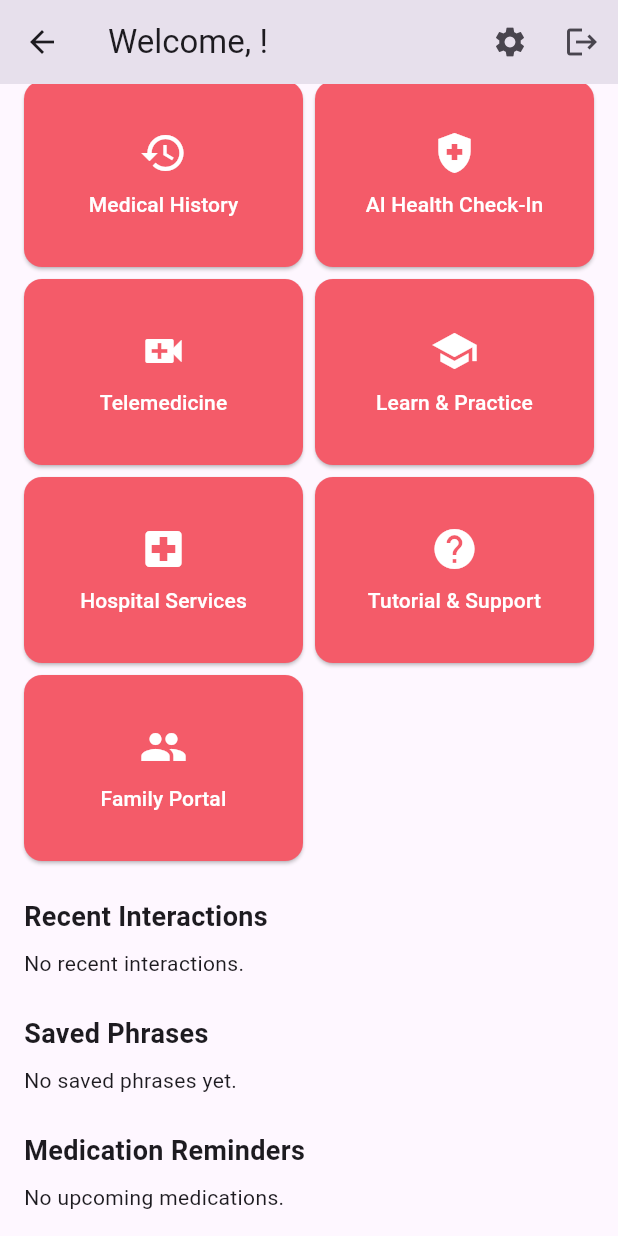
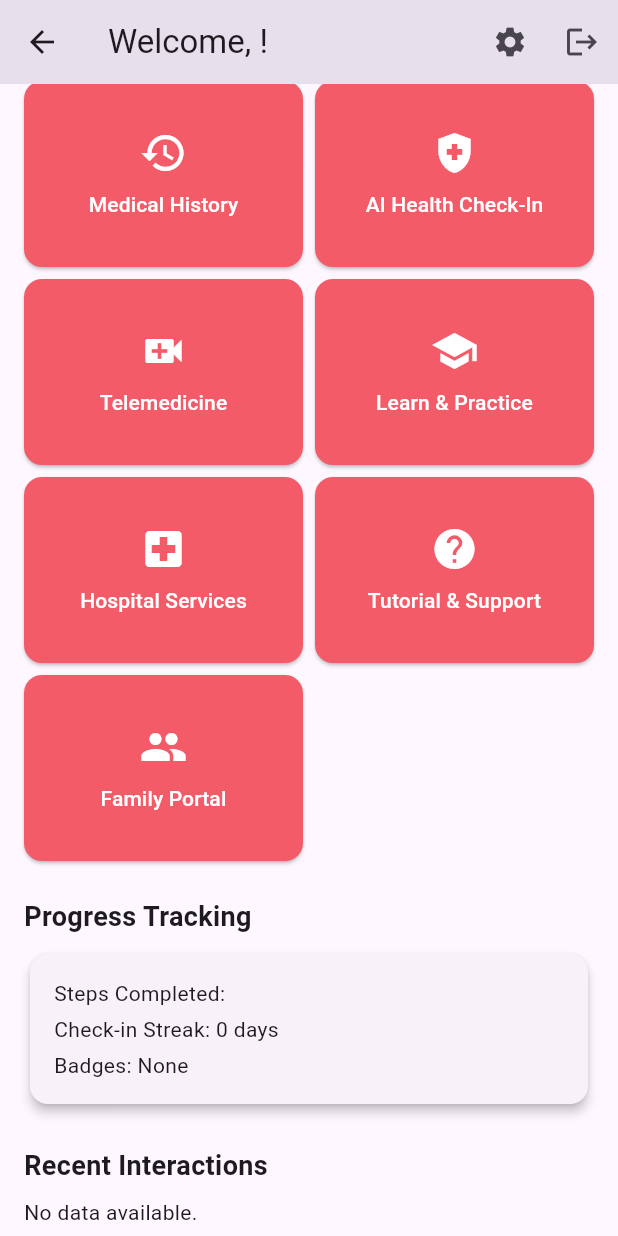
Before and after one commit to Arnobrizwan/MediSign-AI, a Flutter app: the PatientDashboardPage screen opened directly, scrolled down 272 dp, on a phone screen of 412 x 824 dp. Run offline on Flutter 3.47's test engine with Material 3 defaults, Android fonts, the phone set to English and light mode, and no system bars; our stand-ins replace cloud_firestore, cloud_functions, firebase_auth, firebase_core, firebase_storage, google_sign_in and 2 more; accounts and stored records are empty; network calls fail.

Commit message:
Dashboard updated

```diff
--- a/medisign_ai/lib/screens/dashboard/dashboard_page.dart
+++ b/medisign_ai/lib/screens/dashboard/dashboard_page.dart
@@ -13,7 +13,9 @@ class _PatientDashboardPageState extends State<PatientDashboardPage> {
   final FirebaseAuth _auth = FirebaseAuth.instance;
   User? user;
   Map<String, dynamic>? userData;
+  Map<String, dynamic>? progressData;
   List<dynamic> recentInteractions = [];
+  List<dynamic> importantTranscripts = [];
   List<dynamic> savedPhrases = [];
   List<dynamic> medicationReminders = [];
   bool isLoading = true;
@@ -24,38 +26,62 @@ class _PatientDashboardPageState extends State<PatientDashboardPage> {
     _loadUserData();
   }
 
+  Future<void> handleLogout() async {
+    await _auth.signOut();
+    if (!mounted) return;
+    Navigator.of(context).pushNamedAndRemoveUntil('/login', (route) => false);
+  }
+
   Future<void> _loadUserData() async {
     try {
       user = _auth.currentUser;
       if (user == null) return;
 
-      final doc = await FirebaseFirestore.instance.collection('users').doc(user!.uid).get();
-      final interactions = await FirebaseFirestore.instance
-          .collection('users')
+      final userDoc = await FirebaseFirestore.instance.collection('users').doc(user!.uid).get();
+
+      final interactionsSnap = await FirebaseFirestore.instance
+          .collection('interactions')
           .doc(user!.uid)
-          .collection('interactions')
+          .collection('logs')
           .orderBy('timestamp', descending: true)
           .limit(10)
           .get();
 
-      final phrases = await FirebaseFirestore.instance
+      final importantSnap = await FirebaseFirestore.instance
+          .collection('users')
+          .doc(user!.uid)
+          .collection('importantTranscripts')
+          .get();
+
+      final phrasesSnap = await FirebaseFirestore.instance
           .collection('users')
           .doc(user!.uid)
           .collection('savedPhrases')
           .get();
 
-      final reminders = await FirebaseFirestore.instance
-          .collection('users')
+      final medsSnap = await FirebaseFirestore.instance
+          .collection('medications')
           .doc(user!.uid)
-          .collection('medications')
-          .where('upcoming', isEqualTo: true)
+          .collection('reminders')
+          .where('status', isEqualTo: 'Scheduled')
+          .orderBy('scheduledTime')
+          .get();
+
+      final progressDoc = await FirebaseFirestore.instance
+          .collection('progress')
+          .doc(user!.uid)
           .get();
 
       setState(() {
-        userData = doc.data();
-        recentInteractions = interactions.docs.map((d) => d.data()).toList();
-        savedPhrases = phrases.docs.map((d) => d.data()).toList();
-        medicationReminders = reminders.docs.map((d) => d.data()).toList();
+        userData = userDoc.data();
+        progressData = progressDoc.data();
+        recentInteractions = interactionsSnap.docs.map((d) => d.data()).toList();
+        importantTranscripts = importantSnap.docs.map((d) => d.data()).toList();
+        savedPhrases = phrasesSnap.docs.map((d) => d.data()).toList();
+        medicationReminders = medsSnap.docs.map((d) => {
+          ...d.data(),
+          'reminderId': d.id,
+        }).toList();
         isLoading = false;
       });
     } catch (e) {
@@ -72,12 +98,10 @@ class _PatientDashboardPageState extends State<PatientDashboardPage> {
   @override
   Widget build(BuildContext context) {
     if (isLoading) {
-      return const Scaffold(
-        body: Center(child: CircularProgressIndicator()),
-      );
+      return const Scaffold(body: Center(child: CircularProgressIndicator()));
     }
 
-    final langs = userData?['preferredLanguages'] as List<dynamic>? ?? [];
+    final langs = (userData?['preferredLanguages'] as List<dynamic>?) ?? [];
     final langString = langs.isNotEmpty ? langs.join(', ') : 'N/A';
 
     return Scaffold(
@@ -86,17 +110,11 @@ class _PatientDashboardPageState extends State<PatientDashboardPage> {
         actions: [
           IconButton(
             icon: const Icon(Icons.settings),
-            onPressed: () {
-              Navigator.pushNamed(context, '/settings');
-            },
+            onPressed: () => Navigator.pushNamed(context, '/settings'),
           ),
           IconButton(
             icon: const Icon(Icons.logout),
-            onPressed: () async {
-              await _auth.signOut();
-              if (!mounted) return;
-              Navigator.of(context).pushNamedAndRemoveUntil('/login', (route) => false);
-            },
+            onPressed: handleLogout,
           ),
         ],
       ),
@@ -107,44 +125,20 @@ class _PatientDashboardPageState extends State<PatientDashboardPage> {
           const SizedBox(height: 16),
           _buildNavigationGrid(),
           const SizedBox(height: 16),
+          _buildSectionTitle('Progress Tracking'),
+          _buildProgressSection(),
+          const SizedBox(height: 16),
           _buildSectionTitle('Recent Interactions'),
-          if (recentInteractions.isEmpty)
-            const Text('No recent interactions.'),
-          ...recentInteractions.map((item) => ListTile(
-                title: Text(item['summary'] ?? 'Interaction'),
-                subtitle: Text(item['date'] ?? ''),
-                onTap: () {
-                  Navigator.pushNamed(context, '/transcript', arguments: item);
-                },
-              )),
+          _buildInteractionList(recentInteractions),
+          const SizedBox(height: 16),
+          _buildSectionTitle('Important Transcripts'),
+          _buildInteractionList(importantTranscripts),
           const SizedBox(height: 16),
           _buildSectionTitle('Saved Phrases'),
-          if (savedPhrases.isEmpty)
-            const Text('No saved phrases yet.'),
-          Wrap(
-            spacing: 8,
-            children: savedPhrases
-                .map((phrase) => ActionChip(
-                      label: Text(phrase['text'] ?? ''),
-                      onPressed: () {
-                        // TODO: Add copy-to-clipboard or use logic
-                      },
-                    ))
-                .toList(),
-          ),
+          _buildSavedPhrases(),
           const SizedBox(height: 16),
           _buildSectionTitle('Medication Reminders'),
-          if (medicationReminders.isEmpty)
-            const Text('No upcoming medications.'),
-          ...medicationReminders.map((med) => ListTile(
-                title: Text('${med['name']} at ${med['time']}'),
-                trailing: ElevatedButton(
-                  child: const Text('Confirm Taken'),
-                  onPressed: () {
-                    // TODO: Add confirm-taken logic
-                  },
-                ),
-              )),
+          _buildMedicationReminders(),
         ],
       ),
     );
@@ -178,10 +172,36 @@ class _PatientDashboardPageState extends State<PatientDashboardPage> {
             ),
             IconButton(
               icon: const Icon(Icons.edit),
-              onPressed: () {
-                Navigator.pushNamed(context, '/editProfile');
-              },
+              onPressed: () => Navigator.pushNamed(context, '/editProfile'),
             ),
+          ],
+        ),
+      ),
+    );
+  }
+
+  Widget _buildProgressSection() {
+    if (progressData == null) {
+      return const Text('No progress data available.');
+    }
+
+    final steps = progressData?['stepsCompleted'] ?? 0;
+    final streak = progressData?['checkinStreak'] ?? 0;
+    final badges = (progressData?['badges'] as List<dynamic>? ?? []).join(', ');
+
+    return Card(
+      elevation: 3,
+      shape: RoundedRectangleBorder(borderRadius: BorderRadius.circular(12)),
+      child: Padding(
+        padding: const EdgeInsets.all(16),
+        child: Column(
+          crossAxisAlignment: CrossAxisAlignment.start,
+          children: [
+            Text('Steps Completed: $steps'),
+            const SizedBox(height: 4),
+            Text('Check-in Streak: $streak days'),
+            const SizedBox(height: 4),
+            Text('Badges: ${badges.isNotEmpty ? badges : 'None'}'),
           ],
         ),
       ),
@@ -236,4 +256,65 @@ class _PatientDashboardPageState extends State<PatientDashboardPage> {
       child: Text(title, style: const TextStyle(fontSize: 18, fontWeight: FontWeight.bold)),
     );
   }
+
+  Widget _buildInteractionList(List<dynamic> list) {
+    if (list.isEmpty) {
+      return const Text('No data available.');
+    }
+    return Column(
+      children: list.map((item) {
+        return ListTile(
+          title: Text(item['summary'] ?? 'No summary'),
+          subtitle: Text(item['timestamp'] != null
+              ? (item['timestamp'] as Timestamp).toDate().toLocal().toString()
+              : ''),
+          onTap: () {
+            Navigator.pushNamed(context, '/transcript', arguments: item);
+          },
+        );
+      }).toList(),
+    );
+  }
+
+  Widget _buildSavedPhrases() {
+    if (savedPhrases.isEmpty) {
+      return const Text('No saved phrases yet.');
+    }
+    return Wrap(
+      spacing: 8,
+      children: savedPhrases.map((phrase) {
+        return ActionChip(
+          label: Text(phrase['text'] ?? ''),
+          onPressed: () {
+            // TODO: Add copy or insert logic
+          },
+        );
+      }).toList(),
+    );
+  }
+
+  Widget _buildMedicationReminders() {
+    if (medicationReminders.isEmpty) {
+      return const Text('No upcoming medications.');
+    }
+    return Column(
+      children: medicationReminders.map((med) {
+        return ListTile(
+          title: Text('${med['name']} at ${med['scheduledTime']}'),
+          trailing: ElevatedButton(
+            child: const Text('Confirm Taken'),
+            onPressed: () async {
+              await FirebaseFirestore.instance
+                  .collection('medications')
+                  .doc(user!.uid)
+                  .collection('reminders')
+                  .doc(med['reminderId'])
+                  .update({'status': 'Taken'});
+              _loadUserData();
+            },
+          ),
+        );
+      }).toList(),
+    );
+  }
 }
```
Also changed, not shown: medisign_ai/lib/screens/transcript_history/transcript_history_page.dart (+14 -11 lines).
